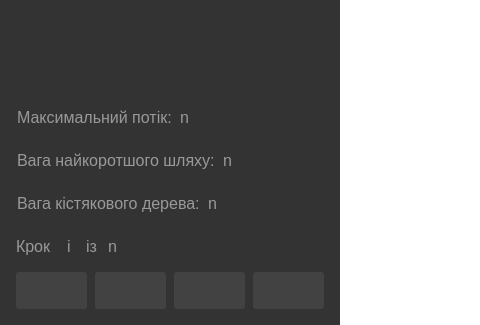
The window that graphedit/mainwindow.ui (SnosMe/kursova) describes before a commit, drawn with Qt 5; both pictures show x 0 to 480 and y 241 to 566 of the 1081 by 566 pixel window.
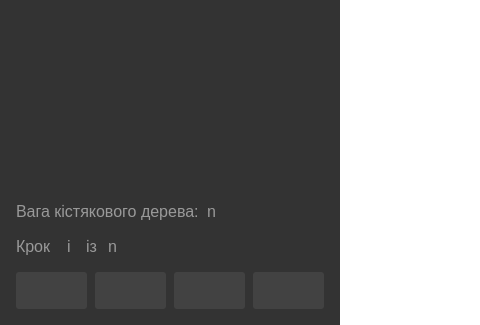
The same window after the commit. The open tabs and pages were chosen to show the change. Icons and pictures are not drawn. Custom widgets are drawn as their Qt base class.

```diff
--- a/graphedit/mainwindow.ui
+++ b/graphedit/mainwindow.ui
@@ -816,22 +816,32 @@
             </spacer>
            </item>
            <item>
-            <widget class="QWidget" name="maxFlowWrapper" native="true">
-             <layout class="QHBoxLayout" name="horizontalLayout_7" stretch="0,1">
+            <widget class="QStackedWidget" name="algoResult">
+             <property name="sizePolicy">
+              <sizepolicy hsizetype="Preferred" vsizetype="Fixed">
+               <horstretch>0</horstretch>
+               <verstretch>0</verstretch>
+              </sizepolicy>
+             </property>
+             <property name="currentIndex">
+              <number>0</number>
+             </property>
+             <widget class="QWidget" name="maxFlow">
+              <layout class="QHBoxLayout" name="horizontalLayout_8">
               <property name="spacing">
                <number>8</number>
               </property>
               <property name="leftMargin">
-               <number>1</number>
+                <number>0</number>
               </property>
               <property name="topMargin">
-               <number>8</number>
+                <number>0</number>
               </property>
               <property name="rightMargin">
-               <number>1</number>
+                <number>0</number>
               </property>
               <property name="bottomMargin">
-               <number>8</number>
+                <number>0</number>
               </property>
               <item>
                <widget class="QLabel" name="label_8">
@@ -861,24 +871,22 @@
               </item>
              </layout>
             </widget>
-           </item>
-           <item>
-            <widget class="QWidget" name="minPathWrapper" native="true">
-             <layout class="QHBoxLayout" name="horizontalLayout_6" stretch="0,1">
+             <widget class="QWidget" name="minPath">
+              <layout class="QHBoxLayout" name="horizontalLayout_9">
               <property name="spacing">
                <number>8</number>
               </property>
               <property name="leftMargin">
-               <number>1</number>
+                <number>0</number>
               </property>
               <property name="topMargin">
-               <number>8</number>
+                <number>0</number>
               </property>
               <property name="rightMargin">
-               <number>1</number>
+                <number>0</number>
               </property>
               <property name="bottomMargin">
-               <number>8</number>
+                <number>0</number>
               </property>
               <item>
                <widget class="QLabel" name="label_6">
@@ -908,24 +916,22 @@
               </item>
              </layout>
             </widget>
-           </item>
-           <item>
-            <widget class="QWidget" name="minTreeWrapper" native="true">
-             <layout class="QHBoxLayout" name="horizontalLayout_5" stretch="0,1">
+             <widget class="QWidget" name="minTree">
+              <layout class="QHBoxLayout" name="horizontalLayout_10">
               <property name="spacing">
                <number>8</number>
               </property>
               <property name="leftMargin">
-               <number>1</number>
+                <number>0</number>
               </property>
               <property name="topMargin">
-               <number>8</number>
+                <number>0</number>
               </property>
               <property name="rightMargin">
-               <number>1</number>
+                <number>0</number>
               </property>
               <property name="bottomMargin">
-               <number>8</number>
+                <number>0</number>
               </property>
               <item>
                <widget class="QLabel" name="label_4">
@@ -957,6 +963,7 @@
                </widget>
               </item>
              </layout>
+             </widget>
             </widget>
            </item>
            <item>
```
Lines whose indentation alone changed are shown as unchanged.
